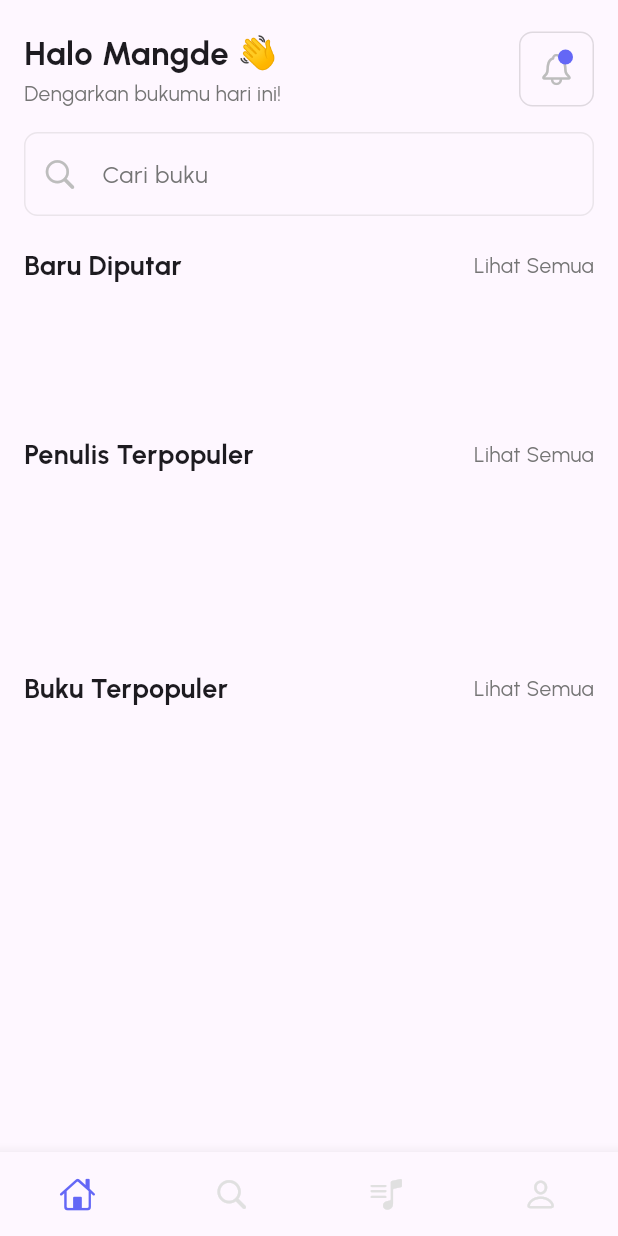
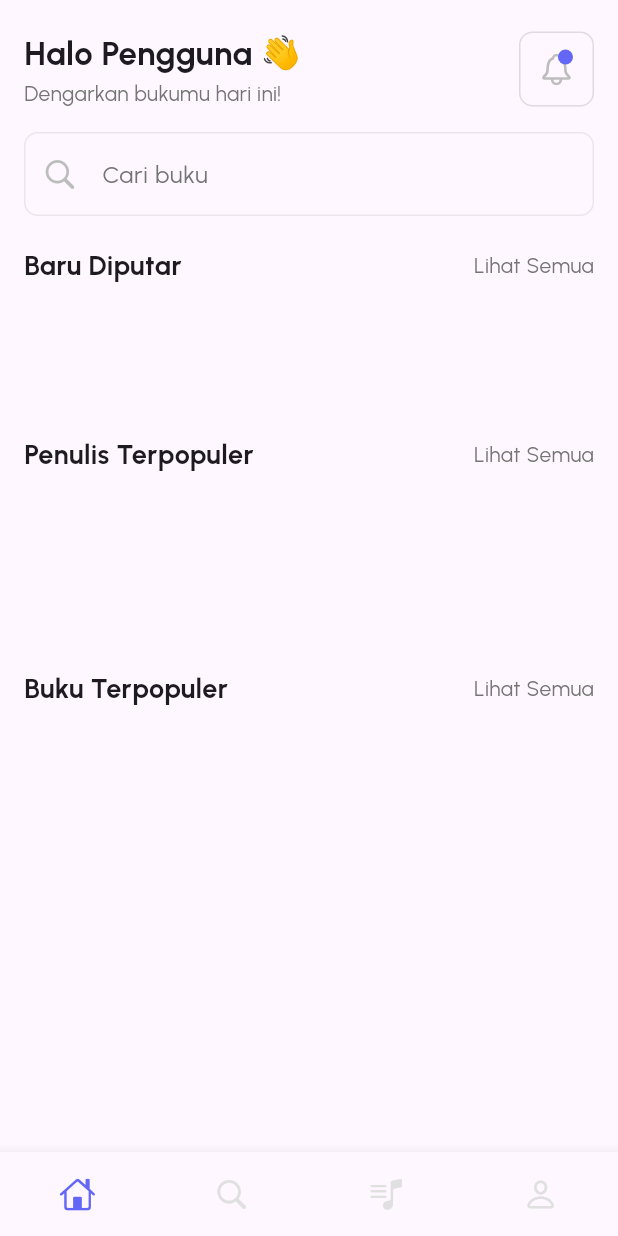
Before and after one commit to anggasaputra25/EdiBuk, a Flutter app: the screen it shows after launch, after a tap on "Masuk", on a phone screen of 412 x 824 dp. Run offline on Flutter 3.47's test engine with Material 3 defaults, Android fonts, the phone set to English and light mode, and no system bars; our stand-ins replace audioplayers, google_sign_in, supabase_flutter; accounts and stored records are empty; network calls fail.

Commit message:
fetch data user

```diff
--- a/lib/pages/home.dart
+++ b/lib/pages/home.dart
@@ -19,12 +19,21 @@ class _HomePageState extends State<HomePage> {
   int _selectedIndex = 0;
   List<Book> books = [];
   List<Author> authors = [];
+  String? username;
 
   @override
   void initState() {
     super.initState();
     fetchBooks();
     fetchAuthors();
+    fetchUser();
+  }
+
+  void fetchUser() {
+    final user = Supabase.instance.client.auth.currentUser;
+    setState(() {
+      username = user?.userMetadata?['name'] ?? user?.email ?? 'Pengguna';
+    });
   }
   Future<void> fetchBooks() async {
     try {
@@ -77,10 +86,12 @@ class _HomePageState extends State<HomePage> {
                     Column(
                       crossAxisAlignment: CrossAxisAlignment.start,
                       children: [
-                        const Text(
-                          'Halo Mangde 👋',
-                          style: TextStyle(fontSize: 22, fontWeight: FontWeight.bold),
+
+                        Text(
+                          'Halo ${username ?? ''} 👋',
+                          style: const TextStyle(fontSize: 22, fontWeight: FontWeight.bold),
                         ),
+
                         Text(
                           'Dengarkan bukumu hari ini!',
                           style: TextStyle(color: Colors.grey.shade600),
--- a/lib/pages/login.dart
+++ b/lib/pages/login.dart
@@ -29,7 +29,7 @@ class _LoginPageState extends State<LoginPage> {
   @override
   Widget build(BuildContext context) {
     return Scaffold(
-      body: Padding(
+      body: SingleChildScrollView(
         padding: EdgeInsets.all(30),
         child: Column(
           mainAxisAlignment: MainAxisAlignment.center,
```
Also changed, not shown: lib/pages/models.dart (+12 -0 lines), lib/pages/profile.dart (+47 -44 lines).
